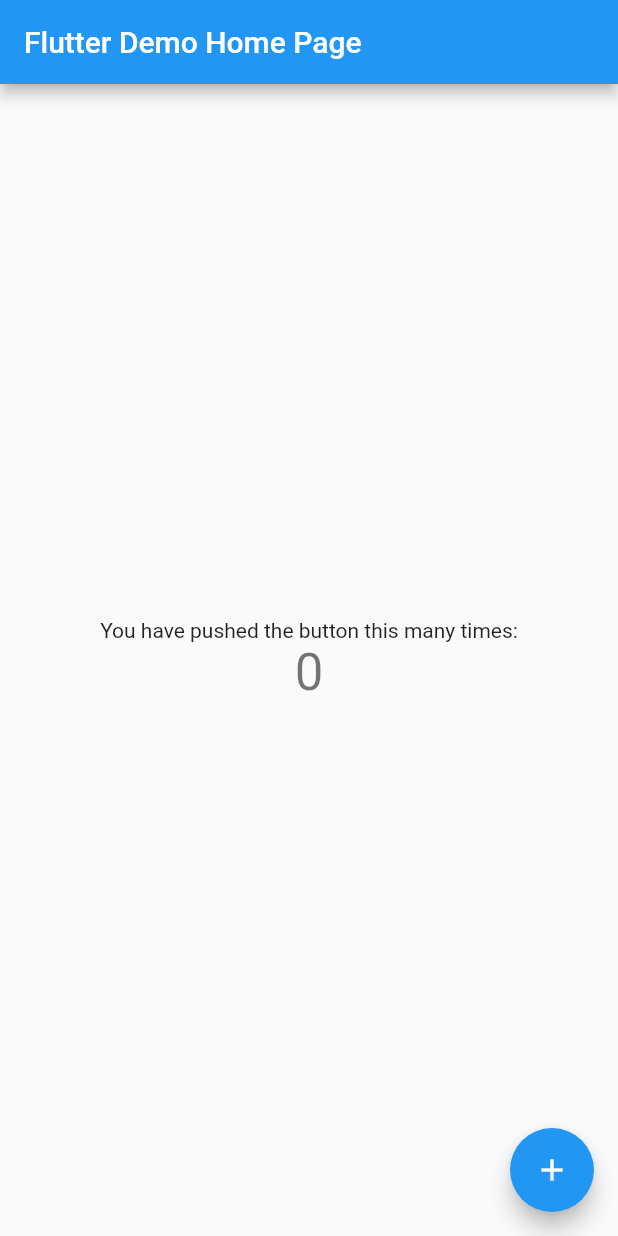
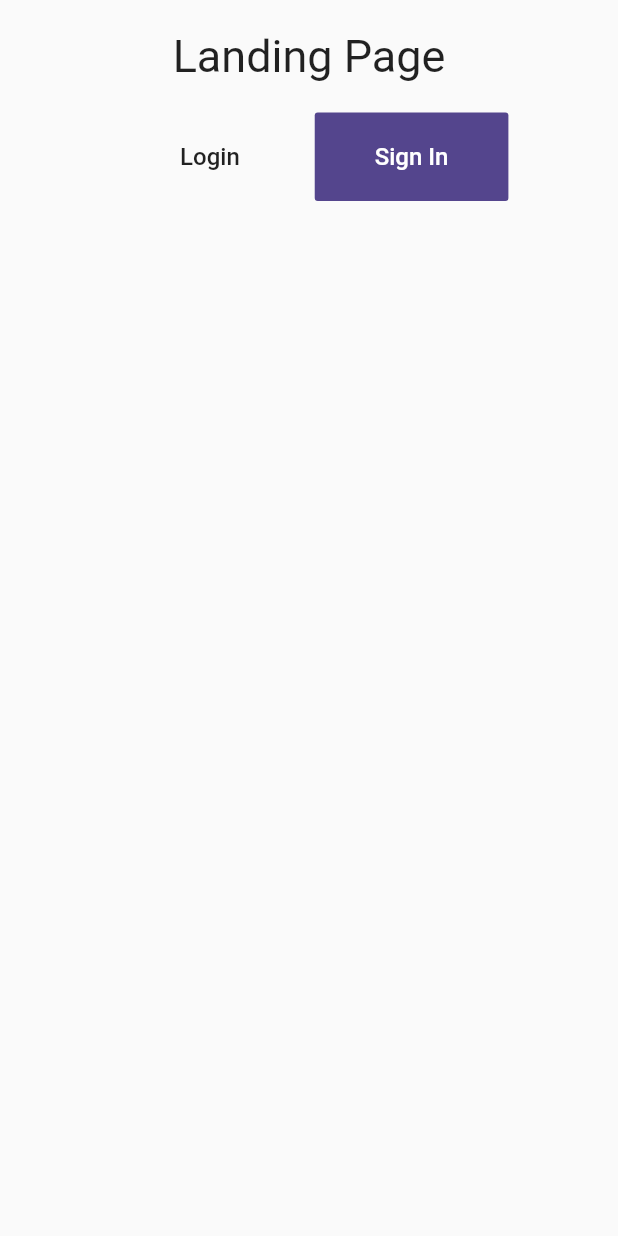
Before and after one commit to Jaival/taskly-internship, a Flutter app: the screen it shows after launch, on a phone screen of 412 x 824 dp. Run offline on Flutter 3.47's test engine with Material 2 defaults, Android fonts, the phone set to English and light mode, and no system bars.

Commit message:
Added Home Page and NavBar

```diff
--- /dev/null
+++ b/lib/Screens/Home.dart
@@ -0,0 +1,20 @@
+import 'package:flutter/material.dart';
+
+import '../Widgets/NavBar/navBar.dart';
+
+class MyHomePage extends StatelessWidget {
+  @override
+  Widget build(BuildContext context) {
+    return Scaffold(
+      body: Container(
+        child: SingleChildScrollView(
+          child: Column(
+            children: [
+              NavBar(),
+            ],
+          ),
+        ),
+      ),
+    );
+  }
+}
--- /dev/null
+++ b/lib/Widgets/NavBar/navBar.dart
@@ -0,0 +1,102 @@
+import 'package:flutter/cupertino.dart';
+import 'package:flutter/material.dart';
+
+class NavBar extends StatelessWidget {
+  @override
+  Widget build(BuildContext context) {
+    return LayoutBuilder(builder: (context, constrains) {
+      if (constrains.maxWidth > 1200) {
+        return DesktopNavBar();
+      } else if (constrains.maxWidth > 800 && constrains.maxWidth < 1200) {
+        return DesktopNavBar();
+      } else {
+        return MobileNavBar();
+      }
+    });
+  }
+}
+
+class DesktopNavBar extends StatelessWidget {
+  @override
+  Widget build(BuildContext context) {
+    return Padding(
+      padding: const EdgeInsets.symmetric(vertical: 20.0, horizontal: 40.0),
+      child: Row(
+        mainAxisAlignment: MainAxisAlignment.spaceBetween,
+        children: [
+          Text(
+            "Landing Page",
+            style: TextStyle(fontSize: 30.0),
+          ),
+          Row(
+            children: [
+              FlatButton(
+                onPressed: () {},
+                child: Text("Login"),
+                padding: EdgeInsets.symmetric(vertical: 20.0, horizontal: 40.0),
+              ),
+              SizedBox(
+                width: 10.0,
+              ),
+              FlatButton(
+                color: Theme.of(context).primaryColor,
+                onPressed: () {},
+                child: Text(
+                  "Sign In",
+                  style: Theme.of(context).textTheme.button,
+                ),
+                padding: EdgeInsets.symmetric(vertical: 20.0, horizontal: 40.0),
+              )
+            ],
+          )
+        ],
+      ),
+    );
+  }
+}
+
+class MobileNavBar extends StatelessWidget {
+  @override
+  Widget build(BuildContext context) {
+    return Padding(
+      padding: const EdgeInsets.symmetric(vertical: 20.0, horizontal: 40.0),
+      child: Column(
+        mainAxisAlignment: MainAxisAlignment.center,
+        children: [
+          Text(
+            "Landing Page",
+            style: TextStyle(fontSize: 30.0),
+          ),
+          Padding(
+            padding:
+                const EdgeInsets.symmetric(vertical: 20.0, horizontal: 40.0),
+            child: Row(
+              mainAxisAlignment: MainAxisAlignment.center,
+              children: [
+                FlatButton(
+                  onPressed: () {},
+                  child: Text("Login"),
+                  padding:
+                      EdgeInsets.symmetric(vertical: 20.0, horizontal: 40.0),
+                ),
+                SizedBox(
+                  width: 10.0,
+                ),
+                FlatButton(
+                  color: Theme.of(context).primaryColor,
+                  onPressed: () {},
+                  child: Text(
+                    "Sign In",
+                    style: Theme.of(context).textTheme.button,
+                  ),
+                  padding:
+                      EdgeInsets.symmetric(vertical: 20.0, horizontal: 40.0),
+                )
+              ],
+            ),
+          )
+        ],
+      ),
+    );
+  }
+}
--- a/lib/main.dart
+++ b/lib/main.dart
@@ -1,4 +1,6 @@
 import 'package:flutter/material.dart';
+
+import 'Screens/Home.dart';
 
 void main() {
   runApp(MyApp());
@@ -9,105 +11,22 @@
   @override
   Widget build(BuildContext context) {
     return MaterialApp(
-      title: 'Flutter Demo',
+      title: 'Responsive Landing Page',
+      debugShowCheckedModeBanner: false,
       theme: ThemeData(
-        // This is the theme of your application.
-        //
-        // Try running your application with "flutter run". You'll see the
-        // application has a blue toolbar. Then, without quitting the app, try
-        // changing the primarySwatch below to Colors.green and then invoke
-        // "hot reload" (press "r" in the console where you ran "flutter run",
-        // or simply save your changes to "hot reload" in a Flutter IDE).
-        // Notice that the counter didn't reset back to zero; the application
-        // is not restarted.
-        primarySwatch: Colors.blue,
+        primaryColor: Color.fromRGBO(84, 69, 141, 1),
+        accentColor: Color.fromRGBO(18, 130, 162, 1),
+        textTheme: TextTheme(
+          headline4: TextStyle(fontSize: 24.0, fontWeight: FontWeight.w600),
+          headline5: TextStyle(fontSize: 24.0, fontWeight: FontWeight.w500),
+          headline6: TextStyle(fontSize: 20.0, fontWeight: FontWeight.w500),
+          bodyText1: TextStyle(fontSize: 16.0, fontWeight: FontWeight.normal),
+          bodyText2: TextStyle(fontSize: 14.0, fontWeight: FontWeight.normal),
+          button: TextStyle(
+              fontSize: 16.0, fontWeight: FontWeight.w500, color: Colors.white),
+        ),
       ),
-      home: MyHomePage(title: 'Flutter Demo Home Page'),
+      home: MyHomePage(),
     );
   }
 }
-
-class MyHomePage extends StatefulWidget {
-  MyHomePage({Key key, this.title}) : super(key: key);
-
-  // This widget is the home page of your application. It is stateful, meaning
-  // that it has a State object (defined below) that contains fields that affect
-  // how it looks.
-
-  // This class is the configuration for the state. It holds the values (in this
-  // case the title) provided by the parent (in this case the App widget) and
-  // used by the build method of the State. Fields in a Widget subclass are
-  // always marked "final".
-
-  final String title;
-
-  @override
-  _MyHomePageState createState() => _MyHomePageState();
-}
-
-class _MyHomePageState extends State<MyHomePage> {
-  int _counter = 0;
-
-  void _incrementCounter() {
-    setState(() {
-      // This call to setState tells the Flutter framework that something has
-      // changed in this State, which causes it to rerun the build method below
-      // so that the display can reflect the updated values. If we changed
-      // _counter without calling setState(), then the build method would not be
-      // called again, and so nothing would appear to happen.
-      _counter++;
-    });
-  }
-
-  @override
-  Widget build(BuildContext context) {
-    // This method is rerun every time setState is called, for instance as done
-    // by the _incrementCounter method above.
-    //
-    // The Flutter framework has been optimized to make rerunning build methods
-    // fast, so that you can just rebuild anything that needs updating rather
-    // than having to individually change instances of widgets.
-    return Scaffold(
-      appBar: AppBar(
-        // Here we take the value from the MyHomePage object that was created by
-        // the App.build method, and use it to set our appbar title.
-        title: Text(widget.title),
-      ),
-      body: Center(
-        // Center is a layout widget. It takes a single child and positions it
-        // in the middle of the parent.
-        child: Column(
-          // Column is also a layout widget. It takes a list of children and
-          // arranges them vertically. By default, it sizes itself to fit its
-          // children horizontally, and tries to be as tall as its parent.
-          //
-          // Invoke "debug painting" (press "p" in the console, choose the
-          // "Toggle Debug Paint" action from the Flutter Inspector in Android
-          // Studio, or the "Toggle Debug Paint" command in Visual Studio Code)
-          // to see the wireframe for each widget.
-          //
-          // Column has various properties to control how it sizes itself and
-          // how it positions its children. Here we use mainAxisAlignment to
-          // center the children vertically; the main axis here is the vertical
-          // axis because Columns are vertical (the cross axis would be
-          // horizontal).
-          mainAxisAlignment: MainAxisAlignment.center,
-          children: <Widget>[
-            Text(
-              'You have pushed the button this many times:',
-            ),
-            Text(
-              '$_counter',
-              style: Theme.of(context).textTheme.headline4,
-            ),
-          ],
-        ),
-      ),
-      floatingActionButton: FloatingActionButton(
-        onPressed: _incrementCounter,
-        tooltip: 'Increment',
-        child: Icon(Icons.add),
-      ), // This trailing comma makes auto-formatting nicer for build methods.
-    );
-  }
-}
```
